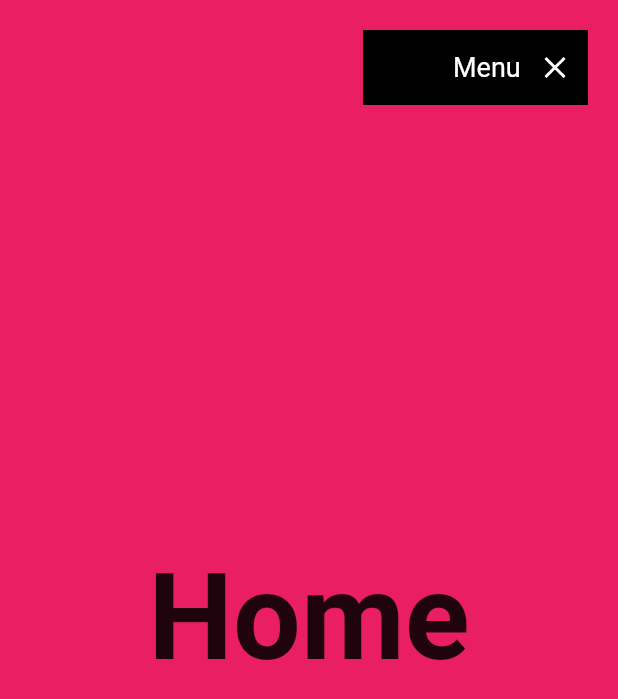
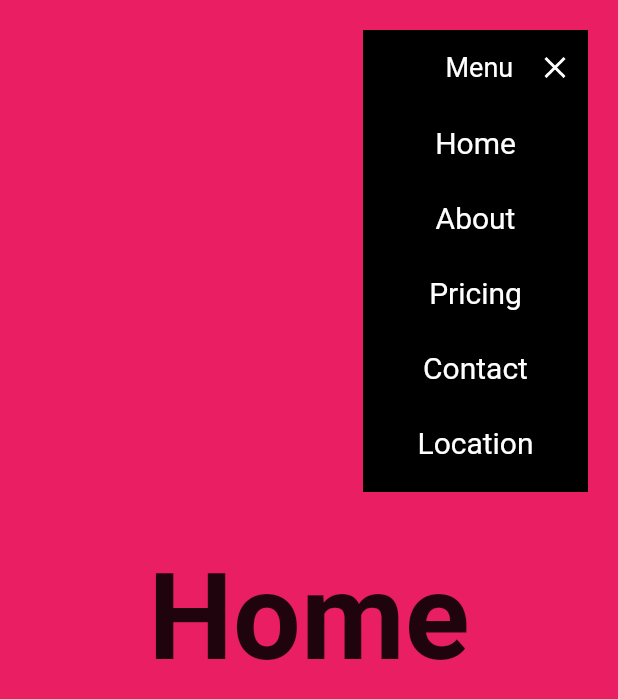
Before and after one commit to johnhaverh/vertical_landing_page, a Flutter app: the screen it shows after launch, after a tap on "Menu", on a phone screen of 412 x 824 dp. Shown: the top 699 px of the screen. Run offline on Flutter 3.47's test engine with Material 2 defaults, Android fonts, the phone set to English and light mode, and no system bars; our stand-ins replace animate_do, fluro, google_fonts; missing offline and left inert: universal_html.

Commit message:
add routes functionality

```diff
--- a/lib/main.dart
+++ b/lib/main.dart
@@ -1,8 +1,24 @@
 import 'package:fluro/fluro.dart';
 import 'package:flutter/material.dart';
+import 'package:provider/provider.dart';
+import 'package:vertical_landing_page/providers/page_provider.dart';
 import 'package:vertical_landing_page/router/router.dart';
 
-void main() => runApp(MyApp());
+void main() => runApp(AppState());
+
+class AppState extends StatelessWidget {
+  const AppState({super.key});
+
+  @override
+  Widget build(BuildContext context) {
+    return MultiProvider(
+      providers: [
+        ChangeNotifierProvider(create: (_) => PageProvider()),
+      ],
+      child: MyApp(),
+    );
+  }
+}
 
 class MyApp extends StatefulWidget {
   @override
@@ -21,7 +37,7 @@ class _MyAppState extends State<MyApp> {
     return MaterialApp(
       debugShowCheckedModeBanner: false,
       title: 'Landing page App',
-      initialRoute: '/home',
+      initialRoute: '/about',
       onGenerateRoute: Flurorouter.router.generator,
       //home:
     );
--- /dev/null
+++ b/lib/providers/page_provider.dart
@@ -0,0 +1,21 @@
+//import 'dart:html' as html;
+import 'package:flutter/material.dart';
+import 'package:universal_html/html.dart' as html;
+
+
+class PageProvider extends ChangeNotifier {
+
+  PageController scrollController = new PageController();
+
+  List<String> _pages = ['home','about', 'pricing','contact','location'];
+
+  goTo(int index){
+    //final routeName = _pages[index];
+    html.window.history.pushState(null, '', '#/${_pages[index]}' );
+    scrollController.animateToPage(
+      index,
+      duration: Duration(milliseconds: 300),
+      curve: Curves.easeInOut,
+    );
+  }
+}
--- a/lib/router/router_handler.dart
+++ b/lib/router/router_handler.dart
@@ -3,6 +3,8 @@ import 'package:vertical_landing_page/ui/pages/home_page.dart';
 
 final homeHandler = Handler(
   handlerFunc: (context, params){
-    return HomePage();
+    final page = params['page']!.first;
+    if (page != '/')
+      return HomePage();
   }
 );
--- a/lib/ui/pages/home_page.dart
+++ b/lib/ui/pages/home_page.dart
@@ -1,4 +1,6 @@
 import 'package:flutter/material.dart';
+import 'package:provider/provider.dart';
+import 'package:vertical_landing_page/providers/page_provider.dart';
 import 'package:vertical_landing_page/ui/shared/custom_app_menu.dart';
 import 'package:vertical_landing_page/ui/views/about_view.dart';
 import 'package:vertical_landing_page/ui/views/contact_view.dart';
@@ -45,7 +47,11 @@ class HomePage extends StatelessWidget {
 class _HomeBody extends StatelessWidget {
   @override
   Widget build(BuildContext context) {
+
+    final pageProvider = Provider.of<PageProvider>(context, listen:false);
+
     return PageView(
+      controller: pageProvider.scrollController,
       scrollDirection: Axis.vertical,
       children: [
         HomeView(),
--- a/lib/ui/shared/custom_app_menu.dart
+++ b/lib/ui/shared/custom_app_menu.dart
@@ -1,5 +1,8 @@
 import 'package:flutter/material.dart';
 import 'package:google_fonts/google_fonts.dart';
+import 'package:provider/provider.dart';
+import 'package:vertical_landing_page/providers/page_provider.dart';
+import 'package:vertical_landing_page/ui/shared/custum_menu_item.dart';
 
 class CustomAppMenu extends StatefulWidget {
 
@@ -21,6 +24,9 @@ class _CustomAppMenuState extends State<CustomAppMenu> with SingleTickerProvider
 
   @override
   Widget build(BuildContext context) {
+
+    final pageProvider = Provider.of<PageProvider>(context, listen: false);
+
     return MouseRegion(
       cursor:SystemMouseCursors.click,
       child: GestureDetector(
@@ -30,7 +36,6 @@ class _CustomAppMenuState extends State<CustomAppMenu> with SingleTickerProvider
           } else {
             controller.forward();
           }
-
           setState(() {
             isOpen = !isOpen;
           });
@@ -38,14 +43,49 @@ class _CustomAppMenuState extends State<CustomAppMenu> with SingleTickerProvider
         child: Container(
           padding: EdgeInsets.symmetric(horizontal: 10),
           width: 150,
+          height: isOpen ? 308 : 50,
+          color: Colors.black,
+          child: Column(
+            children: [
+              _MenuTitle(isOpen: isOpen, controller: controller),
+              if (isOpen)
+              ...{
+                CustommenuItem(delay: 0, text: 'Home', onPressed: () => pageProvider.goTo(0)),
+                CustommenuItem(delay: 30, text: 'About', onPressed: () => pageProvider.goTo(1)),
+                CustommenuItem(delay: 60, text: 'Pricing', onPressed: () => pageProvider.goTo(2)),
+                CustommenuItem(delay: 90, text: 'Contact', onPressed: () => pageProvider.goTo(3)),
+                CustommenuItem(delay: 120, text: 'Location', onPressed: () => pageProvider.goTo(4)),
+                SizedBox(height:8),
+              }
+            ],
+          )
+        ),
+      ),
+    );
+  }
+}
+
+class _MenuTitle extends StatelessWidget {
+  const _MenuTitle({
+    super.key,
+    required this.isOpen,
+    required this.controller,
+  });
+
+  final bool isOpen;
+  final AnimationController controller;
+
+  @override
+  Widget build(BuildContext context) {
+    return Container(
+      width: 150,
       height: 50,
-          color: Colors.black,
       child: Row(
         children: [
           AnimatedContainer(
             duration: Duration(milliseconds: 200),
             curve: Curves.easeInOut,
-                width: isOpen ? 50 : 0,
+            width: isOpen ? 45 : 0,
             ),
           Text('Menu',style: GoogleFonts.roboto(color: Colors.white, fontSize: 18),),
           Spacer(),
@@ -57,8 +97,6 @@ class _CustomAppMenuState extends State<CustomAppMenu> with SingleTickerProvider
           //Icon(Icons.menu, color: Colors.white,),
         ],
       ),
-        ),
-      ),
     );
   }
 }
--- /dev/null
+++ b/lib/ui/shared/custum_menu_item.dart
@@ -0,0 +1,51 @@
+import 'package:flutter/material.dart';
+import 'package:animate_do/animate_do.dart';
+import 'package:google_fonts/google_fonts.dart';
+
+class CustommenuItem extends StatefulWidget {
+
+  final String text;
+  final Function onPressed;
+  final int delay;
+
+  const CustommenuItem({super.key, required this.text, required this.onPressed, required this.delay});
+
+
+  @override
+  State<CustommenuItem> createState() => _CustommenuItemState();
+}
+
+class _CustommenuItemState extends State<CustommenuItem> {
+
+  bool isHover = false;
+
+  @override
+  Widget build(BuildContext context) {
+    return FadeInLeft(
+      from: 10,
+      duration: Duration(milliseconds: 150),
+      delay: Duration(milliseconds: widget.delay),
+      child: MouseRegion(
+        onEnter: (_) => setState(() => isHover = true),
+        onExit: (_) => setState(() => isHover = false),
+        child: GestureDetector(
+          onTap: () => widget.onPressed(),
+          child: AnimatedContainer(
+            duration: Duration(milliseconds: 300),
+            width: 150,
+            height: 50,
+            color: isHover ? Colors.pinkAccent : Colors.black,
+            child: Center(
+              child: Text(
+                widget.text,
+                style: GoogleFonts.roboto(fontSize: 20, color: Colors.white),
+                ),
+            ),
+
+            )
+
+        ),
+      ),
+    );
+  }
+}
--- a/pubspec.yaml
+++ b/pubspec.yaml
@@ -28,11 +28,14 @@ environment:
 # the latest version available on pub.dev. To see which dependencies have newer
 # versions available, run `flutter pub outdated`.
 dependencies:
+  animate_do: ^3.0.2
   cupertino_icons: ^1.0.2
   fluro: ^2.0.5
   flutter:
     sdk: flutter
   google_fonts: ^5.1.0
+  provider: ^6.0.5
+  universal_html: ^2.2.3
 
 dev_dependencies:
   flutter_lints: ^2.0.0
```
Also changed, not shown: pubspec.lock. Lines whose indentation alone changed are shown as unchanged.
